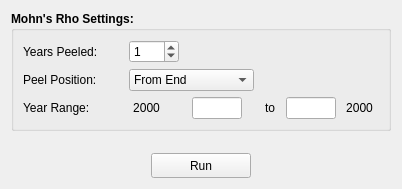
The window that MSSPM_Main/forms/Diagnostic/Diagnostic_Tab02.ui (nmfs-fish-tools/MSSPM) describes before a commit, drawn with Qt 5.
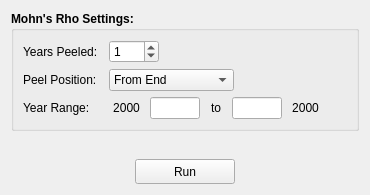
The same window after the commit.

Patch:
```diff
--- a/MSSPM_Main/forms/Diagnostic/Diagnostic_Tab02.ui
+++ b/MSSPM_Main/forms/Diagnostic/Diagnostic_Tab02.ui
@@ -6,8 +6,8 @@
    <rect>
     <x>0</x>
     <y>0</y>
-    <width>402</width>
-    <height>189</height>
+    <width>370</width>
+    <height>195</height>
    </rect>
   </property>
   <property name="sizePolicy">
@@ -40,8 +40,50 @@
      <property name="title">
       <string>Mohn's Rho Settings:</string>
      </property>
-     <layout class="QGridLayout" name="gridLayout">
-      <item row="0" column="1" colspan="2">
+     <layout class="QVBoxLayout" name="verticalLayout_2">
+      <item>
+       <layout class="QHBoxLayout" name="horizontalLayout_3">
+        <item>
+         <widget class="QLabel" name="Diagnostic_Tab2_NumPeelsLBL">
+          <property name="sizePolicy">
+           <sizepolicy hsizetype="Fixed" vsizetype="Preferred">
+            <horstretch>0</horstretch>
+            <verstretch>0</verstretch>
+           </sizepolicy>
+          </property>
+          <property name="minimumSize">
+           <size>
+            <width>80</width>
+            <height>0</height>
+           </size>
+          </property>
+          <property name="maximumSize">
+           <size>
+            <width>80</width>
+            <height>16777215</height>
+           </size>
+          </property>
+          <property name="font">
+           <font>
+            <weight>50</weight>
+            <bold>false</bold>
+           </font>
+          </property>
+          <property name="toolTip">
+           <string>The number of years removed from the time series</string>
+          </property>
+          <property name="statusTip">
+           <string>The number of years removed from the time series</string>
+          </property>
+          <property name="whatsThis">
+           <string>&lt;html&gt;&lt;head/&gt;&lt;body&gt;&lt;p align=&quot;center&quot;&gt;&lt;span style=&quot; font-weight:600;&quot;&gt;Peeled Years&lt;/span&gt;&lt;/p&gt;&lt;p&gt;Peeled years refer to the number of years removed from the time series. For example, if the time series is 20 years long, starting with the year 2000, and the user selects 3 years to be peeled from the end, Mohn's Rho will be calculated using the time ranges [2000,2017], [2000,2018], and [2000,2019].&lt;/p&gt;&lt;/body&gt;&lt;/html&gt;</string>
+          </property>
+          <property name="text">
+           <string>Years Peeled:</string>
+          </property>
+         </widget>
+        </item>
+        <item>
        <widget class="QSpinBox" name="Diagnostic_Tab2_NumPeelsSB">
         <property name="sizePolicy">
          <sizepolicy hsizetype="MinimumExpanding" vsizetype="Fixed">
@@ -81,127 +123,24 @@
         </property>
        </widget>
       </item>
-      <item row="2" column="4">
-       <widget class="QLineEdit" name="Diagnostic_Tab2_MaxYearLE">
-        <property name="enabled">
-         <bool>true</bool>
-        </property>
-        <property name="sizePolicy">
-         <sizepolicy hsizetype="MinimumExpanding" vsizetype="Fixed">
-          <horstretch>0</horstretch>
-          <verstretch>0</verstretch>
-         </sizepolicy>
-        </property>
-        <property name="minimumSize">
+        <item>
+         <spacer name="horizontalSpacer_3">
+          <property name="orientation">
+           <enum>Qt::Horizontal</enum>
+          </property>
+          <property name="sizeHint" stdset="0">
          <size>
-          <width>50</width>
-          <height>0</height>
-         </size>
-        </property>
-        <property name="maximumSize">
-         <size>
-          <width>50</width>
-          <height>16777215</height>
-         </size>
-        </property>
-        <property name="font">
-         <font>
-          <weight>50</weight>
-          <bold>false</bold>
-         </font>
-        </property>
-        <property name="toolTip">
-         <string>Last year of peel</string>
-        </property>
-        <property name="statusTip">
-         <string>Last year of peel</string>
-        </property>
-        <property name="whatsThis">
-         <string>&lt;html&gt;&lt;head/&gt;&lt;body&gt;&lt;p align=&quot;center&quot;&gt;&lt;span style=&quot; font-weight:600;&quot;&gt;Peeled Years&lt;/span&gt;&lt;/p&gt;&lt;p&gt;Peeled years refer to the number of years removed from the time series. For example, if the time series is 20 years long, starting with the year 2000, and the user selects 3 years to be peeled from the end, Mohn's Rho will be calculated using the time ranges [2000,2017], [2000,2018], and [2000,2019].&lt;/p&gt;&lt;/body&gt;&lt;/html&gt;</string>
-        </property>
-        <property name="text">
-         <string/>
-        </property>
-        <property name="alignment">
-         <set>Qt::AlignCenter</set>
-        </property>
-       </widget>
-      </item>
-      <item row="2" column="1">
-       <widget class="QLabel" name="Diagnostic_Tab2_MinYearLBL">
-        <property name="sizePolicy">
-         <sizepolicy hsizetype="Fixed" vsizetype="Preferred">
-          <horstretch>0</horstretch>
-          <verstretch>0</verstretch>
-         </sizepolicy>
-        </property>
-        <property name="minimumSize">
-         <size>
-          <width>35</width>
-          <height>0</height>
-         </size>
-        </property>
-        <property name="maximumSize">
-         <size>
-          <width>35</width>
-          <height>16777215</height>
-         </size>
-        </property>
-        <property name="font">
-         <font>
-          <weight>50</weight>
-          <bold>false</bold>
-         </font>
-        </property>
-        <property name="toolTip">
-         <string>First year of time series</string>
-        </property>
-        <property name="statusTip">
-         <string>First year of time series</string>
-        </property>
-        <property name="whatsThis">
-         <string>&lt;html&gt;&lt;head/&gt;&lt;body&gt;&lt;p align=&quot;center&quot;&gt;&lt;span style=&quot; font-weight:600;&quot;&gt;Peeled Years&lt;/span&gt;&lt;/p&gt;&lt;p&gt;Peeled years refer to the number of years removed from the time series. For example, if the time series is 20 years long, starting with the year 2000, and the user selects 3 years to be peeled from the end, Mohn's Rho will be calculated using the time ranges [2000,2017], [2000,2018], and [2000,2019].&lt;/p&gt;&lt;/body&gt;&lt;/html&gt;</string>
-        </property>
-        <property name="text">
-         <string>2000</string>
-        </property>
-        <property name="alignment">
-         <set>Qt::AlignCenter</set>
-        </property>
-       </widget>
+            <width>40</width>
+            <height>20</height>
+           </size>
+          </property>
+         </spacer>
+        </item>
+       </layout>
       </item>
-      <item row="2" column="3">
-       <widget class="QLabel" name="Diagnostic_Tab2_YearRangeLBL_2">
-        <property name="sizePolicy">
-         <sizepolicy hsizetype="Fixed" vsizetype="Preferred">
-          <horstretch>0</horstretch>
-          <verstretch>0</verstretch>
-         </sizepolicy>
-        </property>
-        <property name="minimumSize">
-         <size>
-          <width>20</width>
-          <height>0</height>
-         </size>
-        </property>
-        <property name="font">
-         <font>
-          <weight>50</weight>
-          <bold>false</bold>
-         </font>
-        </property>
-        <property name="whatsThis">
-         <string>&lt;html&gt;&lt;head/&gt;&lt;body&gt;&lt;p align=&quot;center&quot;&gt;&lt;span style=&quot; font-weight:600;&quot;&gt;Peeled Years&lt;/span&gt;&lt;/p&gt;&lt;p&gt;Peeled years refer to the number of years removed from the time series. For example, if the time series is 20 years long, starting with the year 2000, and the user selects 3 years to be peeled from the end, Mohn's Rho will be calculated using the time ranges [2000,2017], [2000,2018], and [2000,2019].&lt;/p&gt;&lt;/body&gt;&lt;/html&gt;</string>
-        </property>
-        <property name="text">
-         <string>to</string>
-        </property>
-        <property name="alignment">
-         <set>Qt::AlignCenter</set>
-        </property>
-       </widget>
-      </item>
-      <item row="1" column="0">
+      <item>
+       <layout class="QHBoxLayout" name="horizontalLayout_2">
+        <item>
        <widget class="QLabel" name="Diagnostic_Tab2_PeelPositionLBL">
         <property name="sizePolicy">
          <sizepolicy hsizetype="Fixed" vsizetype="Preferred">
@@ -211,10 +150,16 @@
         </property>
         <property name="minimumSize">
          <size>
-          <width>100</width>
+            <width>80</width>
           <height>0</height>
          </size>
         </property>
+          <property name="maximumSize">
+           <size>
+            <width>80</width>
+            <height>16777215</height>
+           </size>
+          </property>
         <property name="font">
          <font>
           <weight>50</weight>
@@ -235,7 +180,7 @@
         </property>
        </widget>
       </item>
-      <item row="1" column="1" colspan="2">
+        <item>
        <widget class="QComboBox" name="Diagnostic_Tab2_PeelPositionCMB">
         <property name="sizePolicy">
          <sizepolicy hsizetype="MinimumExpanding" vsizetype="Fixed">
@@ -282,7 +227,24 @@
         </item>
        </widget>
       </item>
-      <item row="2" column="0">
+        <item>
+         <spacer name="horizontalSpacer_2">
+          <property name="orientation">
+           <enum>Qt::Horizontal</enum>
+          </property>
+          <property name="sizeHint" stdset="0">
+           <size>
+            <width>40</width>
+            <height>20</height>
+           </size>
+          </property>
+         </spacer>
+        </item>
+       </layout>
+      </item>
+      <item>
+       <layout class="QHBoxLayout" name="horizontalLayout">
+        <item>
        <widget class="QLabel" name="Diagnostic_Tab2_YearRangeLBL">
         <property name="sizePolicy">
          <sizepolicy hsizetype="Fixed" vsizetype="Preferred">
@@ -292,10 +254,16 @@
         </property>
         <property name="minimumSize">
          <size>
-          <width>100</width>
+            <width>80</width>
           <height>0</height>
          </size>
         </property>
+          <property name="maximumSize">
+           <size>
+            <width>80</width>
+            <height>16777215</height>
+           </size>
+          </property>
         <property name="font">
          <font>
           <weight>50</weight>
@@ -316,8 +284,8 @@
         </property>
        </widget>
       </item>
-      <item row="0" column="0">
-       <widget class="QLabel" name="Diagnostic_Tab2_NumPeelsLBL">
+        <item>
+         <widget class="QLabel" name="Diagnostic_Tab2_MinYearLBL">
         <property name="sizePolicy">
          <sizepolicy hsizetype="Fixed" vsizetype="Preferred">
           <horstretch>0</horstretch>
@@ -326,10 +294,16 @@
         </property>
         <property name="minimumSize">
          <size>
-          <width>100</width>
+            <width>35</width>
           <height>0</height>
          </size>
         </property>
+          <property name="maximumSize">
+           <size>
+            <width>35</width>
+            <height>16777215</height>
+           </size>
+          </property>
         <property name="font">
          <font>
           <weight>50</weight>
@@ -346,11 +320,14 @@
          <string>&lt;html&gt;&lt;head/&gt;&lt;body&gt;&lt;p align=&quot;center&quot;&gt;&lt;span style=&quot; font-weight:600;&quot;&gt;Peeled Years&lt;/span&gt;&lt;/p&gt;&lt;p&gt;Peeled years refer to the number of years removed from the time series. For example, if the time series is 20 years long, starting with the year 2000, and the user selects 3 years to be peeled from the end, Mohn's Rho will be calculated using the time ranges [2000,2017], [2000,2018], and [2000,2019].&lt;/p&gt;&lt;/body&gt;&lt;/html&gt;</string>
         </property>
         <property name="text">
-         <string>Years Peeled:</string>
+           <string>2000</string>
+          </property>
+          <property name="alignment">
+           <set>Qt::AlignCenter</set>
         </property>
        </widget>
       </item>
-      <item row="2" column="2">
+        <item>
        <widget class="QLineEdit" name="Diagnostic_Tab2_MinYearLE">
         <property name="enabled">
          <bool>true</bool>
@@ -396,7 +373,84 @@
         </property>
        </widget>
       </item>
-      <item row="2" column="5">
+        <item>
+         <widget class="QLabel" name="Diagnostic_Tab2_YearRangeLBL_2">
+          <property name="sizePolicy">
+           <sizepolicy hsizetype="Fixed" vsizetype="Preferred">
+            <horstretch>0</horstretch>
+            <verstretch>0</verstretch>
+           </sizepolicy>
+          </property>
+          <property name="minimumSize">
+           <size>
+            <width>20</width>
+            <height>0</height>
+           </size>
+          </property>
+          <property name="font">
+           <font>
+            <weight>50</weight>
+            <bold>false</bold>
+           </font>
+          </property>
+          <property name="whatsThis">
+           <string>&lt;html&gt;&lt;head/&gt;&lt;body&gt;&lt;p align=&quot;center&quot;&gt;&lt;span style=&quot; font-weight:600;&quot;&gt;Peeled Years&lt;/span&gt;&lt;/p&gt;&lt;p&gt;Peeled years refer to the number of years removed from the time series. For example, if the time series is 20 years long, starting with the year 2000, and the user selects 3 years to be peeled from the end, Mohn's Rho will be calculated using the time ranges [2000,2017], [2000,2018], and [2000,2019].&lt;/p&gt;&lt;/body&gt;&lt;/html&gt;</string>
+          </property>
+          <property name="text">
+           <string>to</string>
+          </property>
+          <property name="alignment">
+           <set>Qt::AlignCenter</set>
+          </property>
+         </widget>
+        </item>
+        <item>
+         <widget class="QLineEdit" name="Diagnostic_Tab2_MaxYearLE">
+          <property name="enabled">
+           <bool>true</bool>
+          </property>
+          <property name="sizePolicy">
+           <sizepolicy hsizetype="MinimumExpanding" vsizetype="Fixed">
+            <horstretch>0</horstretch>
+            <verstretch>0</verstretch>
+           </sizepolicy>
+          </property>
+          <property name="minimumSize">
+           <size>
+            <width>50</width>
+            <height>0</height>
+           </size>
+          </property>
+          <property name="maximumSize">
+           <size>
+            <width>50</width>
+            <height>16777215</height>
+           </size>
+          </property>
+          <property name="font">
+           <font>
+            <weight>50</weight>
+            <bold>false</bold>
+           </font>
+          </property>
+          <property name="toolTip">
+           <string>Last year of peel</string>
+          </property>
+          <property name="statusTip">
+           <string>Last year of peel</string>
+          </property>
+          <property name="whatsThis">
+           <string>&lt;html&gt;&lt;head/&gt;&lt;body&gt;&lt;p align=&quot;center&quot;&gt;&lt;span style=&quot; font-weight:600;&quot;&gt;Peeled Years&lt;/span&gt;&lt;/p&gt;&lt;p&gt;Peeled years refer to the number of years removed from the time series. For example, if the time series is 20 years long, starting with the year 2000, and the user selects 3 years to be peeled from the end, Mohn's Rho will be calculated using the time ranges [2000,2017], [2000,2018], and [2000,2019].&lt;/p&gt;&lt;/body&gt;&lt;/html&gt;</string>
+          </property>
+          <property name="text">
+           <string/>
+          </property>
+          <property name="alignment">
+           <set>Qt::AlignCenter</set>
+          </property>
+         </widget>
+        </item>
+        <item>
        <widget class="QLabel" name="Diagnostic_Tab2_MaxYearLBL">
         <property name="sizePolicy">
          <sizepolicy hsizetype="Fixed" vsizetype="Preferred">
@@ -439,7 +493,7 @@
         </property>
        </widget>
       </item>
-      <item row="2" column="6">
+        <item>
        <spacer name="horizontalSpacer">
         <property name="orientation">
          <enum>Qt::Horizontal</enum>
@@ -451,6 +505,8 @@
          </size>
         </property>
        </spacer>
+        </item>
+       </layout>
       </item>
      </layout>
     </widget>
```
Left out of the diff: 4 changed lines with no effect on the pictures. Lines whose indentation alone changed are shown as unchanged.
